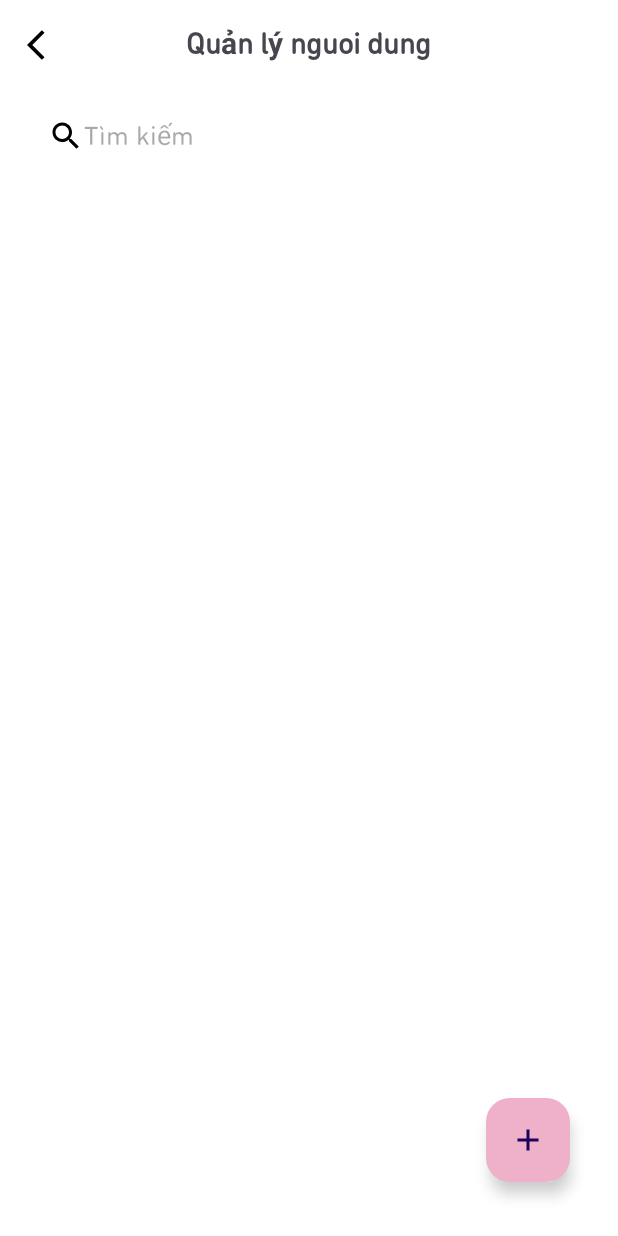
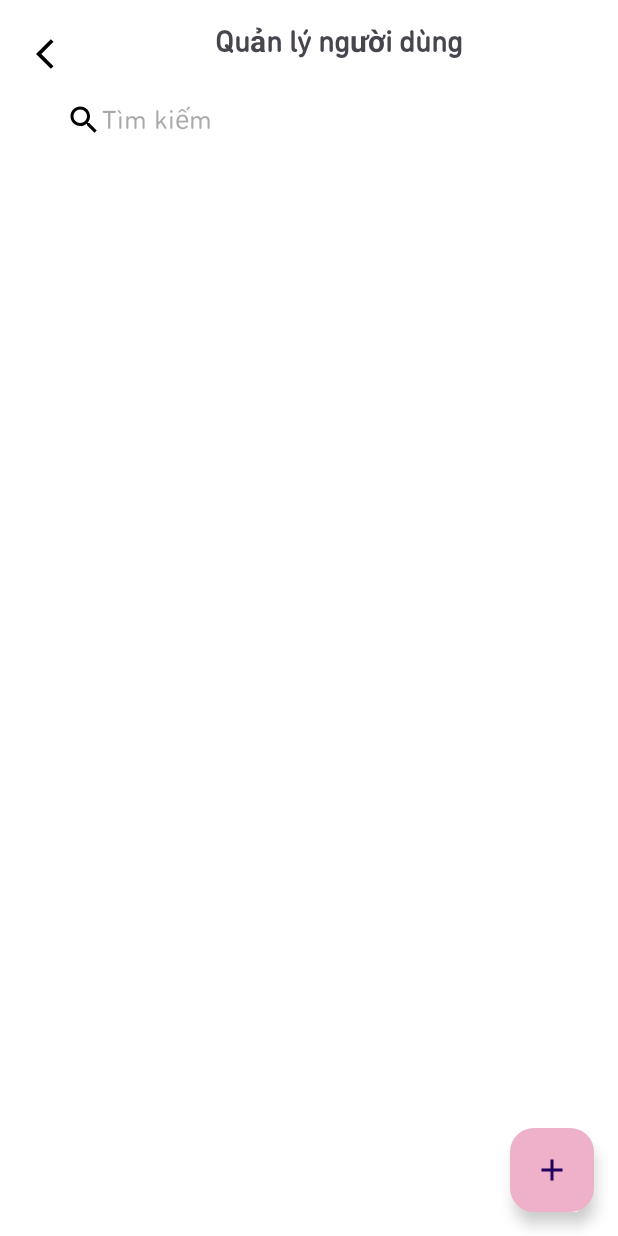
Before and after one commit to nnhhiii/meowApp, an Android app: the Manage screen opened directly, with no data from a screen before it, on a phone screen of 412 x 824 dp. Run offline under Robolectric (Android 15) with nearby library versions, the phone set to English and light mode, and no system bars.

Commit message:
bngu qa, chua day du nhma trc z nha meo meo

```diff
--- a/app/src/main/java/com/example/meowapp/MainActivity.java
+++ b/app/src/main/java/com/example/meowapp/MainActivity.java
@@ -1,8 +1,6 @@
 package com.example.meowapp;
 
 import android.os.Bundle;
-
-import androidx.activity.EdgeToEdge;
 import androidx.appcompat.app.AppCompatActivity;
 import androidx.core.graphics.Insets;
 import androidx.core.view.ViewCompat;
@@ -13,7 +11,6 @@ public class MainActivity extends AppCompatActivity {
     @Override
     protected void onCreate(Bundle savedInstanceState) {
         super.onCreate(savedInstanceState);
-        EdgeToEdge.enable(this);
         setContentView(R.layout.activity_main);
         ViewCompat.setOnApplyWindowInsetsListener(findViewById(R.id.main), (v, insets) -> {
             Insets systemBars = insets.getInsets(WindowInsetsCompat.Type.systemBars());
--- a/app/src/main/res/layout/activity_user_management.xml
+++ b/app/src/main/res/layout/activity_user_management.xml
@@ -3,70 +3,78 @@
     xmlns:app="http://schemas.android.com/apk/res-auto"
     xmlns:tools="http://schemas.android.com/tools"
     android:id="@+id/main"
-    android:orientation="vertical"
     android:layout_width="match_parent"
     android:layout_height="match_parent"
     tools:context=".user.Manage">
 
-    <RelativeLayout
+
+    <androidx.constraintlayout.widget.ConstraintLayout
         android:id="@+id/layout_tren"
         android:layout_width="match_parent"
         android:layout_height="wrap_content"
         android:background="#FFFFFF"
         app:layout_constraintStart_toStartOf="parent"
-        app:layout_constraintTop_toTopOf="parent">
+        app:layout_constraintTop_toTopOf="parent"
+        android:padding="16dp">
+
 
         <ImageButton
             android:id="@+id/back_btn"
-            android:layout_width="60dp"
-            android:layout_height="60dp"
-            android:background="@color/white"
-            android:src="@drawable/ic_arrow_back" />
+            android:layout_width="40dp"
+            android:layout_height="40dp"
+            android:background="@null"
+            android:src="@drawable/ic_arrow_back"
+            app:layout_constraintStart_toStartOf="parent"
+            app:layout_constraintTop_toTopOf="parent" />
+
 
         <TextView
             android:id="@+id/headerTitle"
             android:layout_width="wrap_content"
             android:layout_height="wrap_content"
-            android:layout_centerHorizontal="true"
-            android:layout_marginTop="17dp"
-            android:text="Quản lý nguoi dung"
+            android:text="Quản lý người dùng"
             android:textSize="20sp"
-            android:textStyle="bold" />
+            android:textStyle="bold"
+            app:layout_constraintTop_toTopOf="parent"
+            app:layout_constraintStart_toEndOf="@id/back_btn"
+            app:layout_constraintEnd_toEndOf="parent"
+            app:layout_constraintHorizontal_bias="0.5" />
+
 
         <EditText
             android:id="@+id/etSearch"
-            android:layout_width="match_parent"
+            android:layout_width="0dp"
             android:layout_height="wrap_content"
-            android:layout_below="@id/headerTitle"
-            android:layout_marginStart="20dp"
-            android:layout_marginTop="25dp"
-            android:layout_marginEnd="20dp"
-            android:layout_marginBottom="20dp"
+            android:hint="Tìm kiếm"
+            android:padding="12dp"
             android:background="@color/white"
             android:drawableStart="@drawable/ic_search"
-            android:hint="Tìm kiếm"
-            android:padding="12dp" />
+            app:layout_constraintTop_toBottomOf="@id/headerTitle"
+            app:layout_constraintStart_toStartOf="parent"
+            app:layout_constraintEnd_toEndOf="parent"
+            android:layout_marginTop="16dp"
+            android:layout_marginHorizontal="16dp" />
+    </androidx.constraintlayout.widget.ConstraintLayout>
 
-    </RelativeLayout>
 
     <ListView
         android:id="@+id/listViewStaff"
         android:layout_width="match_parent"
-        android:layout_height="wrap_content"
+        android:layout_height="0dp"
         android:layout_margin="10dp"
-        app:layout_constraintEnd_toEndOf="parent"
-        app:layout_constraintHorizontal_bias="0.0"
+        app:layout_constraintTop_toBottomOf="@id/layout_tren"
+        app:layout_constraintBottom_toTopOf="@id/add_user_btn"
         app:layout_constraintStart_toStartOf="parent"
-        app:layout_constraintTop_toBottomOf="@+id/layout_tren" />
+        app:layout_constraintEnd_toEndOf="parent" />
 
     <com.google.android.material.floatingactionbutton.FloatingActionButton
-        android:id="@+id/add_button"
+        android:id="@+id/add_user_btn"
         android:layout_width="wrap_content"
         android:layout_height="wrap_content"
-        android:layout_marginRight="32dp"
-        android:layout_marginBottom="36dp"
-        android:backgroundTint="@color/pink1"
+        android:layout_margin="16dp"
         android:src="@drawable/ic_add"
+        android:contentDescription="Thêm người dùng"
         app:layout_constraintBottom_toBottomOf="parent"
-        app:layout_constraintRight_toRightOf="parent" />
+        app:layout_constraintEnd_toEndOf="parent"
+        android:backgroundTint="@color/pink1" />
 </androidx.constraintlayout.widget.ConstraintLayout>
--- a/build.gradle.kts
+++ b/build.gradle.kts
@@ -1,6 +1,8 @@
 buildscript {
     dependencies {
         classpath(libs.google.services)
+        classpath("com.android.tools.build:gradle:8.0.0")
+        classpath("com.google.gms:google-services:4.3.15")
     }
 }
 // Top-level build file where you can add configuration options common to all sub-projects/modules.
```
Also changed, not shown: app/src/main/AndroidManifest.xml (+5 -2 lines), app/src/main/java/com/example/meowapp/model/Question.java (+18 -0 lines), app/src/main/java/com/example/meowapp/user/Add.java (deleted, +0 -26 lines), app/src/main/java/com/example/meowapp/user/AddUserActivity.java (added, +33 -0 lines), app/src/main/java/com/example/meowapp/user/Edit.java (deleted, +0 -26 lines), app/src/main/java/com/example/meowapp/user/EditUserActivity.java (added, +63 -0 lines), app/src/main/res/layout/activity_admin_hp.xml (added, +49 -0 lines), app/src/main/res/layout/activity_user_add.xml (+64 -23 lines), app/src/main/res/layout/activity_user_edit.xml (+60 -19 lines), app/src/main/res/layout/item_user.xml (+26 -12 lines), app/src/main/res/drawable/ic_lang.jpg (added), app/src/main/res/drawable/ic_lession.jpg (added), app/src/main/res/drawable/ic_noti.jpg (added), app/src/main/res/drawable/ic_question.jpg (added).
